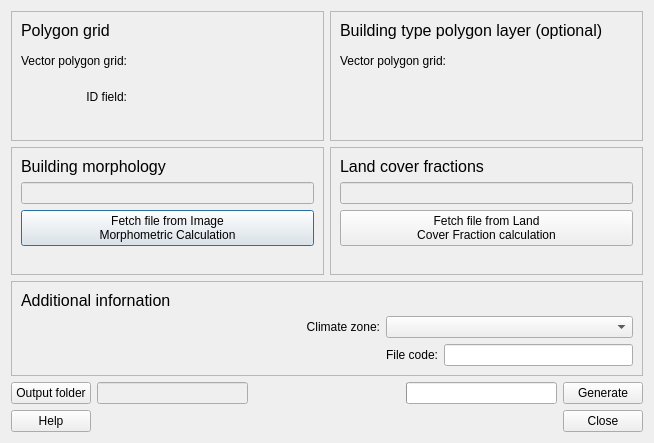
Before: the Qt Designer form uwg_prepare/uwg_prepare_dialog_base.ui in UMEP-dev/UMEP, drawn with Qt 5.
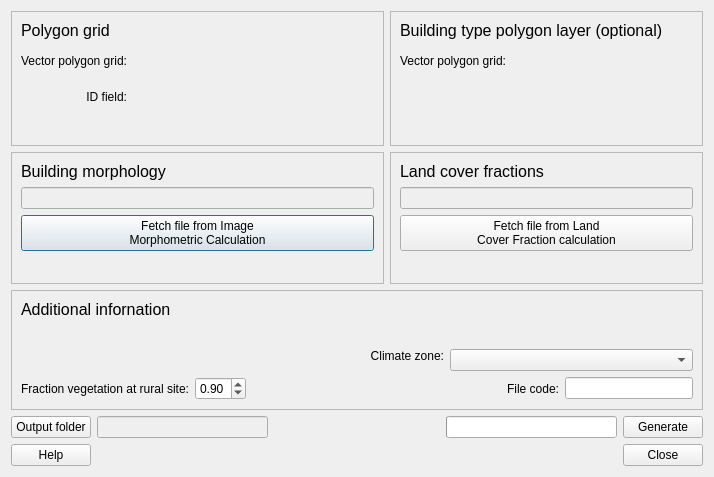
After: the same form once the commit is applied.

What changed in the file:
```diff
--- a/uwg_prepare/uwg_prepare_dialog_base.ui
+++ b/uwg_prepare/uwg_prepare_dialog_base.ui
@@ -6,8 +6,8 @@
    <rect>
     <x>0</x>
     <y>0</y>
-    <width>645</width>
-    <height>443</height>
+    <width>714</width>
+    <height>477</height>
    </rect>
   </property>
   <property name="windowTitle">
@@ -289,21 +289,8 @@
      <property name="frameShadow">
       <enum>QFrame::Raised</enum>
      </property>
-     <layout class="QGridLayout" name="gridLayout_10">
-      <item row="3" column="1" colspan="2">
-       <spacer name="verticalSpacer">
-        <property name="orientation">
-         <enum>Qt::Vertical</enum>
-        </property>
-        <property name="sizeHint" stdset="0">
-         <size>
-          <width>20</width>
-          <height>40</height>
-         </size>
-        </property>
-       </spacer>
-      </item>
-      <item row="0" column="0" colspan="2">
+     <layout class="QGridLayout" name="gridLayout_3">
+      <item row="0" column="0">
        <widget class="QLabel" name="label_27">
         <property name="text">
          <string>&lt;!DOCTYPE HTML PUBLIC &quot;-//W3C//DTD HTML 4.0//EN&quot; &quot;http://www.w3.org/TR/REC-html40/strict.dtd&quot;&gt;
@@ -314,7 +301,20 @@
         </property>
        </widget>
       </item>
-      <item row="1" column="3">
+      <item row="1" column="1">
+       <spacer name="verticalSpacer">
+        <property name="orientation">
+         <enum>Qt::Vertical</enum>
+        </property>
+        <property name="sizeHint" stdset="0">
+         <size>
+          <width>20</width>
+          <height>40</height>
+         </size>
+        </property>
+       </spacer>
+      </item>
+      <item row="2" column="1">
        <widget class="QLabel" name="label_28">
         <property name="text">
          <string>Climate zone:</string>
@@ -324,20 +324,7 @@
         </property>
        </widget>
       </item>
-      <item row="3" column="3">
-       <spacer name="horizontalSpacer_2">
-        <property name="orientation">
-         <enum>Qt::Horizontal</enum>
-        </property>
-        <property name="sizeHint" stdset="0">
-         <size>
-          <width>40</width>
-          <height>20</height>
-         </size>
-        </property>
-       </spacer>
-      </item>
-      <item row="1" column="4" colspan="2">
+      <item row="2" column="2" rowspan="2">
        <widget class="QComboBox" name="comboBoxClimateZone">
         <property name="enabled">
          <bool>true</bool>
@@ -429,14 +416,58 @@
         </item>
        </widget>
       </item>
-      <item row="3" column="5">
+      <item row="4" column="0" colspan="3">
+       <layout class="QGridLayout" name="gridLayout">
+        <item row="0" column="7">
        <widget class="QLineEdit" name="fileCodeLineEdit">
         <property name="enabled">
          <bool>true</bool>
         </property>
-       </widget>
-      </item>
-      <item row="3" column="4">
+          <property name="alignment">
+           <set>Qt::AlignCenter</set>
+          </property>
+         </widget>
+        </item>
+        <item row="0" column="4">
+         <spacer name="horizontalSpacer_2">
+          <property name="orientation">
+           <enum>Qt::Horizontal</enum>
+          </property>
+          <property name="sizeHint" stdset="0">
+           <size>
+            <width>40</width>
+            <height>20</height>
+           </size>
+          </property>
+         </spacer>
+        </item>
+        <item row="0" column="2">
+         <widget class="QDoubleSpinBox" name="rurVegCoverdoubleSpinBox">
+          <property name="toolTip">
+           <string>Fraction of the rural ground covered by vegetation</string>
+          </property>
+          <property name="maximum">
+           <double>1.000000000000000</double>
+          </property>
+          <property name="value">
+           <double>0.900000000000000</double>
+          </property>
+         </widget>
+        </item>
+        <item row="0" column="0" colspan="2">
+         <widget class="QLabel" name="label_38">
+          <property name="text">
+           <string>Fraction vegetation at rural site:</string>
+          </property>
+          <property name="alignment">
+           <set>Qt::AlignRight|Qt::AlignTrailing|Qt::AlignVCenter</set>
+          </property>
+          <property name="buddy">
+           <cstring></cstring>
+          </property>
+         </widget>
+        </item>
+        <item row="0" column="6">
        <widget class="QLabel" name="label_37">
         <property name="text">
          <string>File code:</string>
@@ -448,6 +479,21 @@
          <cstring></cstring>
         </property>
        </widget>
+        </item>
+        <item row="0" column="3">
+         <spacer name="horizontalSpacer_4">
+          <property name="orientation">
+           <enum>Qt::Horizontal</enum>
+          </property>
+          <property name="sizeHint" stdset="0">
+           <size>
+            <width>40</width>
+            <height>20</height>
+           </size>
+          </property>
+         </spacer>
+        </item>
+       </layout>
       </item>
      </layout>
     </widget>
```
Lines whose indentation alone changed are shown as unchanged.
